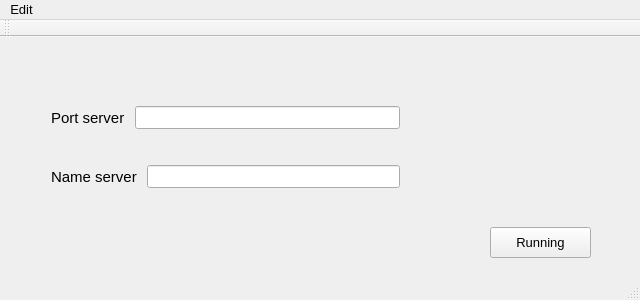
namdaika/app_monitor, file monitor_app.ui: the form before one commit.
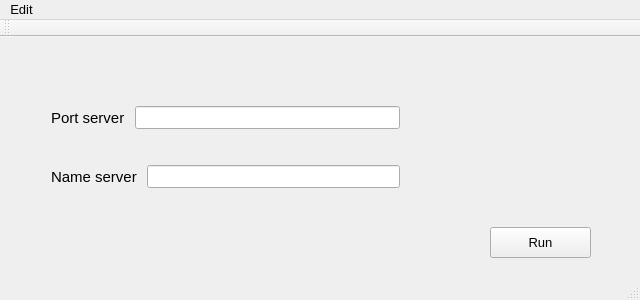
The form after the commit.

What changed in the file:
```diff
--- a/monitor_app.ui
+++ b/monitor_app.ui
@@ -32,7 +32,7 @@
      </rect>
     </property>
     <property name="text">
-     <string>Running</string>
+     <string>Run</string>
     </property>
     <property name="checkable">
      <bool>false</bool>
```
